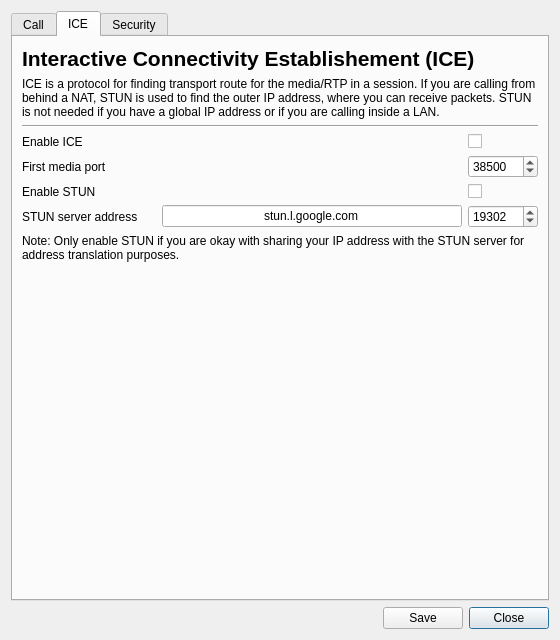
The window that src/ui/settings/sipsettings.ui (ultravideo/uvgComm) describes before a commit, drawn with Qt 5.
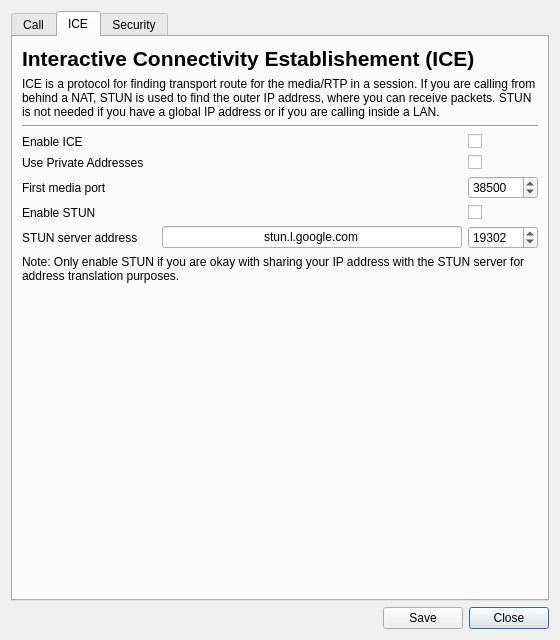
The same window after the commit. The open tabs and pages were chosen to show the change.

Commit message: feature(Negotiation): Allow user to select which type of addresses he uses

```diff
--- a/src/ui/settings/sipsettings.ui
+++ b/src/ui/settings/sipsettings.ui
@@ -94,7 +94,24 @@
        <string>ICE</string>
       </attribute>
       <layout class="QGridLayout" name="gridLayout_2">
-       <item row="7" column="2">
+       <item row="5" column="0">
+        <widget class="QLabel" name="media_port_label">
+         <property name="text">
+          <string>First media port</string>
+         </property>
+        </widget>
+       </item>
+       <item row="9" column="0" colspan="3">
+        <widget class="QLabel" name="stun_warning_label">
+         <property name="text">
+          <string>Note: Only enable STUN if you are okay with sharing your IP address with the STUN server for address translation purposes.</string>
+         </property>
+         <property name="wordWrap">
+          <bool>true</bool>
+         </property>
+        </widget>
+       </item>
+       <item row="8" column="2">
         <widget class="QSpinBox" name="stun_port">
          <property name="minimumSize">
           <size>
@@ -119,6 +136,33 @@
          </property>
         </widget>
        </item>
+       <item row="2" column="0" colspan="3">
+        <widget class="Line" name="line">
+         <property name="enabled">
+          <bool>true</bool>
+         </property>
+         <property name="orientation">
+          <enum>Qt::Horizontal</enum>
+         </property>
+        </widget>
+       </item>
+       <item row="1" column="0" colspan="3">
+        <widget class="QLabel" name="tab_explanation">
+         <property name="text">
+          <string>ICE is a protocol for finding transport route for the media/RTP in a session. If you are calling from behind a NAT, STUN is used to find the outer IP address, where you can receive packets. STUN is not needed if you have a global IP address or if you are calling inside a LAN.</string>
+         </property>
+         <property name="wordWrap">
+          <bool>true</bool>
+         </property>
+        </widget>
+       </item>
+       <item row="3" column="2">
+        <widget class="QCheckBox" name="ice_checkbox">
+         <property name="text">
+          <string/>
+         </property>
+        </widget>
+       </item>
        <item row="0" column="0" colspan="3">
         <widget class="QLabel" name="ice_heading">
          <property name="font">
@@ -132,92 +176,14 @@
          </property>
         </widget>
        </item>
-       <item row="7" column="1">
-        <widget class="QLineEdit" name="stun_address">
-         <property name="maximumSize">
-          <size>
-           <width>300</width>
-           <height>16777215</height>
-          </size>
-         </property>
-         <property name="text">
-          <string>stun.l.google.com</string>
-         </property>
-         <property name="alignment">
-          <set>Qt::AlignCenter</set>
-         </property>
-        </widget>
-       </item>
-       <item row="2" column="0" colspan="3">
-        <widget class="Line" name="line">
-         <property name="enabled">
-          <bool>true</bool>
-         </property>
-         <property name="orientation">
-          <enum>Qt::Horizontal</enum>
-         </property>
-        </widget>
-       </item>
-       <item row="4" column="0">
-        <widget class="QLabel" name="media_port_label">
-         <property name="text">
-          <string>First media port</string>
-         </property>
-        </widget>
-       </item>
-       <item row="7" column="0">
+       <item row="8" column="0">
         <widget class="QLabel" name="stun_address_label">
          <property name="text">
           <string>STUN server address</string>
          </property>
         </widget>
        </item>
-       <item row="1" column="0" colspan="3">
-        <widget class="QLabel" name="tab_explanation">
-         <property name="text">
-          <string>ICE is a protocol for finding transport route for the media/RTP in a session. If you are calling from behind a NAT, STUN is used to find the outer IP address, where you can receive packets. STUN is not needed if you have a global IP address or if you are calling inside a LAN.</string>
-         </property>
-         <property name="wordWrap">
-          <bool>true</bool>
-         </property>
-        </widget>
-       </item>
-       <item row="8" column="0" colspan="3">
-        <widget class="QLabel" name="stun_warning_label">
-         <property name="text">
-          <string>Note: Only enable STUN if you are okay with sharing your IP address with the STUN server for address translation purposes.</string>
-         </property>
-         <property name="wordWrap">
-          <bool>true</bool>
-         </property>
-        </widget>
-       </item>
-       <item row="4" column="2">
-        <widget class="QSpinBox" name="media_port">
-         <property name="minimumSize">
-          <size>
-           <width>70</width>
-           <height>0</height>
-          </size>
-         </property>
-         <property name="maximumSize">
-          <size>
-           <width>70</width>
-           <height>16777215</height>
-          </size>
-         </property>
-         <property name="minimum">
-          <number>1024</number>
-         </property>
-         <property name="maximum">
-          <number>54535</number>
-         </property>
-         <property name="value">
-          <number>38500</number>
-         </property>
-        </widget>
-       </item>
-       <item row="9" column="0" colspan="3">
+       <item row="10" column="0" colspan="3">
         <spacer name="verticalSpacer_2">
          <property name="orientation">
           <enum>Qt::Vertical</enum>
@@ -231,13 +197,47 @@
         </spacer>
        </item>
        <item row="5" column="2">
-        <widget class="QCheckBox" name="stun_enabled">
+        <widget class="QSpinBox" name="media_port">
+         <property name="minimumSize">
+          <size>
+           <width>70</width>
+           <height>0</height>
+          </size>
+         </property>
+         <property name="maximumSize">
+          <size>
+           <width>70</width>
+           <height>16777215</height>
+          </size>
+         </property>
+         <property name="minimum">
+          <number>1024</number>
+         </property>
+         <property name="maximum">
+          <number>54535</number>
+         </property>
+         <property name="value">
+          <number>38500</number>
+         </property>
+        </widget>
+       </item>
+       <item row="8" column="1">
+        <widget class="QLineEdit" name="stun_address">
+         <property name="maximumSize">
+          <size>
+           <width>300</width>
+           <height>16777215</height>
+          </size>
+         </property>
          <property name="text">
-          <string/>
+          <string>stun.l.google.com</string>
+         </property>
+         <property name="alignment">
+          <set>Qt::AlignCenter</set>
          </property>
         </widget>
        </item>
-       <item row="5" column="0">
+       <item row="6" column="0">
         <widget class="QLabel" name="stun_enabled_label">
          <property name="text">
           <string>Enable STUN</string>
@@ -251,8 +251,22 @@
          </property>
         </widget>
        </item>
-       <item row="3" column="2">
-        <widget class="QCheckBox" name="ice_checkbox">
+       <item row="6" column="2">
+        <widget class="QCheckBox" name="stun_enabled">
+         <property name="text">
+          <string/>
+         </property>
+        </widget>
+       </item>
+       <item row="4" column="0">
+        <widget class="QLabel" name="label_2">
+         <property name="text">
+          <string>Use Private Addresses</string>
+         </property>
+        </widget>
+       </item>
+       <item row="4" column="2">
+        <widget class="QCheckBox" name="local_checkbox">
          <property name="text">
           <string/>
          </property>
```
The commit also changes 7 other files.
